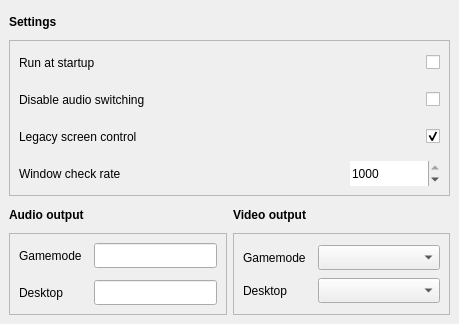
Odizinne/BigPictureTV, file src/ui/design.ui: the form before one commit.
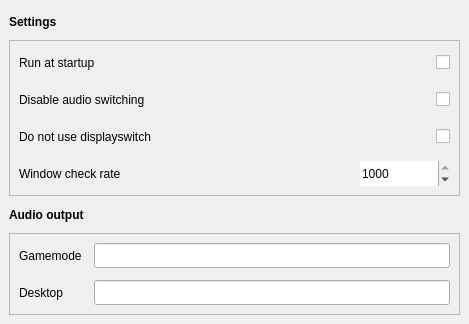
The form after the commit.

Commit message: Removed multimonitortool, user with more than 3 screens now must set prefered monitor in steam big picture. windows sucks

```diff
--- a/src/ui/design.ui
+++ b/src/ui/design.ui
@@ -6,7 +6,7 @@
    <rect>
     <x>0</x>
     <y>0</y>
-    <width>459</width>
+    <width>469</width>
     <height>324</height>
    </rect>
   </property>
@@ -20,9 +20,9 @@
    <string>MainWindow</string>
   </property>
   <widget class="QWidget" name="centralwidget">
-   <layout class="QGridLayout" name="gridLayout_2" columnstretch="1,1">
-    <item row="2" column="1">
-     <widget class="QLabel" name="videoOutputLabel">
+   <layout class="QGridLayout" name="gridLayout_2" columnstretch="1">
+    <item row="2" column="0">
+     <widget class="QLabel" name="audioOutputLabel">
       <property name="minimumSize">
        <size>
         <width>0</width>
@@ -35,7 +35,7 @@
        </font>
       </property>
       <property name="text">
-       <string>Video output</string>
+       <string>Audio output</string>
       </property>
      </widget>
     </item>
@@ -121,7 +121,25 @@
       </layout>
      </widget>
     </item>
-    <item row="1" column="0" colspan="2">
+    <item row="0" column="0">
+     <widget class="QLabel" name="label_2">
+      <property name="minimumSize">
+       <size>
+        <width>0</width>
+        <height>25</height>
+       </size>
+      </property>
+      <property name="font">
+       <font>
+        <bold>true</bold>
+       </font>
+      </property>
+      <property name="text">
+       <string>Settings</string>
+      </property>
+     </widget>
+    </item>
+    <item row="1" column="0">
      <widget class="QFrame" name="settingsFrame">
       <property name="frameShape">
        <enum>QFrame::Shape::StyledPanel</enum>
@@ -145,73 +163,6 @@
        <property name="spacing">
         <number>12</number>
        </property>
-       <item row="3" column="2">
-        <widget class="QSpinBox" name="checkRateSpinBox">
-         <property name="minimumSize">
-          <size>
-           <width>90</width>
-           <height>25</height>
-          </size>
-         </property>
-         <property name="frame">
-          <bool>false</bool>
-         </property>
-         <property name="minimum">
-          <number>1</number>
-         </property>
-         <property name="maximum">
-          <number>1000</number>
-         </property>
-         <property name="value">
-          <number>1000</number>
-         </property>
-        </widget>
-       </item>
-       <item row="3" column="0">
-        <widget class="QLabel" name="label_4">
-         <property name="minimumSize">
-          <size>
-           <width>0</width>
-           <height>25</height>
-          </size>
-         </property>
-         <property name="text">
-          <string>Window check rate</string>
-         </property>
-        </widget>
-       </item>
-       <item row="1" column="0">
-        <widget class="QLabel" name="label_6">
-         <property name="minimumSize">
-          <size>
-           <width>0</width>
-           <height>25</height>
-          </size>
-         </property>
-         <property name="text">
-          <string>Disable audio switching</string>
-         </property>
-        </widget>
-       </item>
-       <item row="2" column="2">
-        <widget class="QCheckBox" name="displayswitchBox">
-         <property name="minimumSize">
-          <size>
-           <width>0</width>
-           <height>25</height>
-          </size>
-         </property>
-         <property name="layoutDirection">
-          <enum>Qt::LayoutDirection::RightToLeft</enum>
-         </property>
-         <property name="text">
-          <string/>
-         </property>
-         <property name="checked">
-          <bool>true</bool>
-         </property>
-        </widget>
-       </item>
        <item row="0" column="1" colspan="2">
         <widget class="QCheckBox" name="startupCheckBox">
          <property name="minimumSize">
@@ -244,6 +195,32 @@
          </property>
         </widget>
        </item>
+       <item row="1" column="0">
+        <widget class="QLabel" name="label_6">
+         <property name="minimumSize">
+          <size>
+           <width>0</width>
+           <height>25</height>
+          </size>
+         </property>
+         <property name="text">
+          <string>Disable audio switching</string>
+         </property>
+        </widget>
+       </item>
+       <item row="3" column="0">
+        <widget class="QLabel" name="label_4">
+         <property name="minimumSize">
+          <size>
+           <width>0</width>
+           <height>25</height>
+          </size>
+         </property>
+         <property name="text">
+          <string>Window check rate</string>
+         </property>
+        </widget>
+       </item>
        <item row="0" column="0">
         <widget class="QLabel" name="label_5">
          <property name="minimumSize">
@@ -270,147 +247,60 @@
          </property>
         </spacer>
        </item>
+       <item row="3" column="2">
+        <widget class="QSpinBox" name="checkRateSpinBox">
+         <property name="minimumSize">
+          <size>
+           <width>90</width>
+           <height>25</height>
+          </size>
+         </property>
+         <property name="frame">
+          <bool>false</bool>
+         </property>
+         <property name="minimum">
+          <number>1</number>
+         </property>
+         <property name="maximum">
+          <number>1000</number>
+         </property>
+         <property name="value">
+          <number>1000</number>
+         </property>
+        </widget>
+       </item>
        <item row="2" column="0">
-        <widget class="QLabel" name="displayswitchLabel">
+        <widget class="QLabel" name="label">
          <property name="minimumSize">
           <size>
            <width>0</width>
            <height>25</height>
           </size>
          </property>
-         <property name="font">
-          <font>
-           <stylestrategy>PreferDefault</stylestrategy>
-           <kerning>true</kerning>
-           <hintingpreference>PreferDefaultHinting</hintingpreference>
-          </font>
-         </property>
-         <property name="toolTip">
-          <string>Use windows built in displayswitch.exe to switch monitors.
-
-This should offer a smoother transition.
-
-You should use it if you only have 2 monitors.
-
-For 3 monitors or more, it is recommended to specify your outputs.</string>
-         </property>
          <property name="text">
-          <string>Legacy screen control</string>
+          <string>Do not use displayswitch</string>
          </property>
         </widget>
        </item>
-      </layout>
-     </widget>
-    </item>
-    <item row="0" column="0" colspan="2">
-     <widget class="QLabel" name="label_2">
-      <property name="minimumSize">
-       <size>
-        <width>0</width>
-        <height>25</height>
-       </size>
-      </property>
-      <property name="font">
-       <font>
-        <bold>true</bold>
-       </font>
-      </property>
-      <property name="text">
-       <string>Settings</string>
-      </property>
-     </widget>
-    </item>
-    <item row="3" column="1">
-     <widget class="QFrame" name="videoFrame">
-      <property name="frameShape">
-       <enum>QFrame::Shape::StyledPanel</enum>
-      </property>
-      <property name="frameShadow">
-       <enum>QFrame::Shadow::Sunken</enum>
-      </property>
-      <layout class="QGridLayout" name="gridLayout_6" columnstretch="0,1">
-       <property name="leftMargin">
-        <number>9</number>
-       </property>
-       <property name="topMargin">
-        <number>9</number>
-       </property>
-       <property name="rightMargin">
-        <number>9</number>
-       </property>
-       <property name="bottomMargin">
-        <number>9</number>
-       </property>
-       <property name="horizontalSpacing">
-        <number>12</number>
-       </property>
-       <item row="1" column="0">
-        <widget class="QLabel" name="desktopVideoLabel">
+       <item row="2" column="2">
+        <widget class="QCheckBox" name="disable_displayswitch_box">
          <property name="minimumSize">
           <size>
            <width>0</width>
            <height>25</height>
           </size>
          </property>
-         <property name="text">
-          <string>Desktop</string>
+         <property name="layoutDirection">
+          <enum>Qt::LayoutDirection::RightToLeft</enum>
          </property>
-        </widget>
-       </item>
-       <item row="1" column="1">
-        <widget class="QComboBox" name="desktopVideoBox">
-         <property name="minimumSize">
-          <size>
-           <width>0</width>
-           <height>25</height>
-          </size>
-         </property>
-        </widget>
-       </item>
-       <item row="0" column="0">
-        <widget class="QLabel" name="gamemodeVideoLabel">
-         <property name="minimumSize">
-          <size>
-           <width>0</width>
-           <height>25</height>
-          </size>
-         </property>
          <property name="text">
-          <string>Gamemode</string>
+          <string/>
          </property>
         </widget>
        </item>
-       <item row="0" column="1">
-        <widget class="QComboBox" name="gamemodeVideoBox">
-         <property name="minimumSize">
-          <size>
-           <width>0</width>
-           <height>25</height>
-          </size>
-         </property>
-        </widget>
-       </item>
       </layout>
      </widget>
     </item>
-    <item row="2" column="0">
-     <widget class="QLabel" name="audioOutputLabel">
-      <property name="minimumSize">
-       <size>
-        <width>0</width>
-        <height>25</height>
-       </size>
-      </property>
-      <property name="font">
-       <font>
-        <bold>true</bold>
-       </font>
-      </property>
-      <property name="text">
-       <string>Audio output</string>
-      </property>
-     </widget>
-    </item>
    </layout>
   </widget>
  </widget>
```
Left out of the diff: 3 changed lines with no effect on the pictures. The commit also changes 8 other files.
